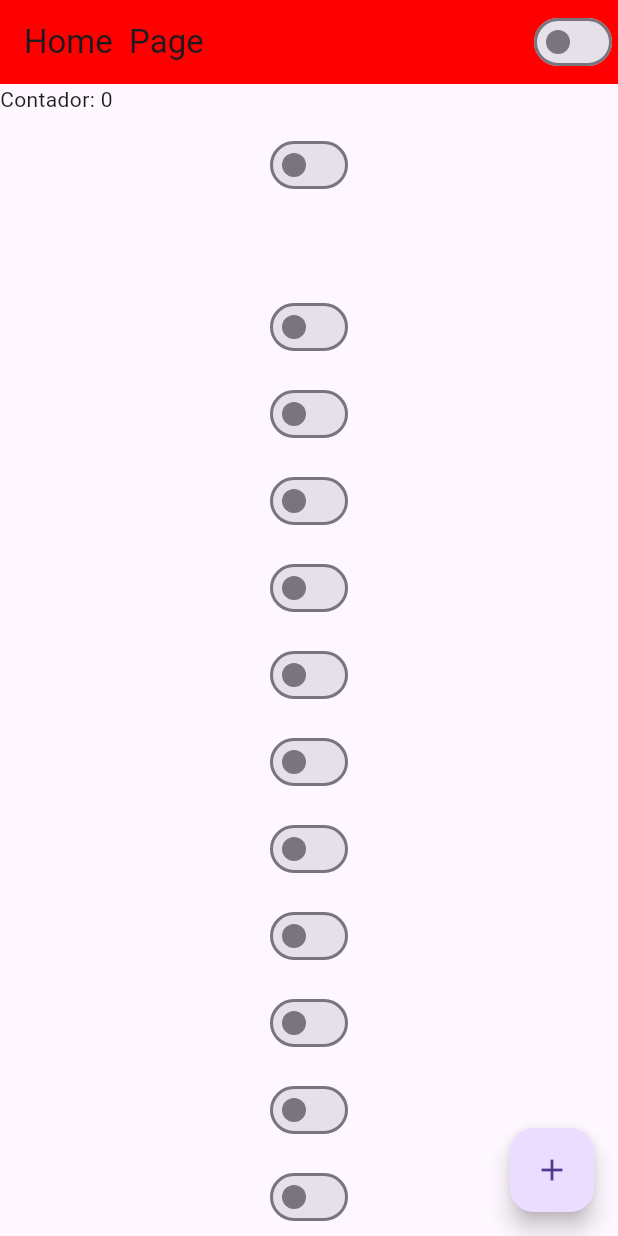
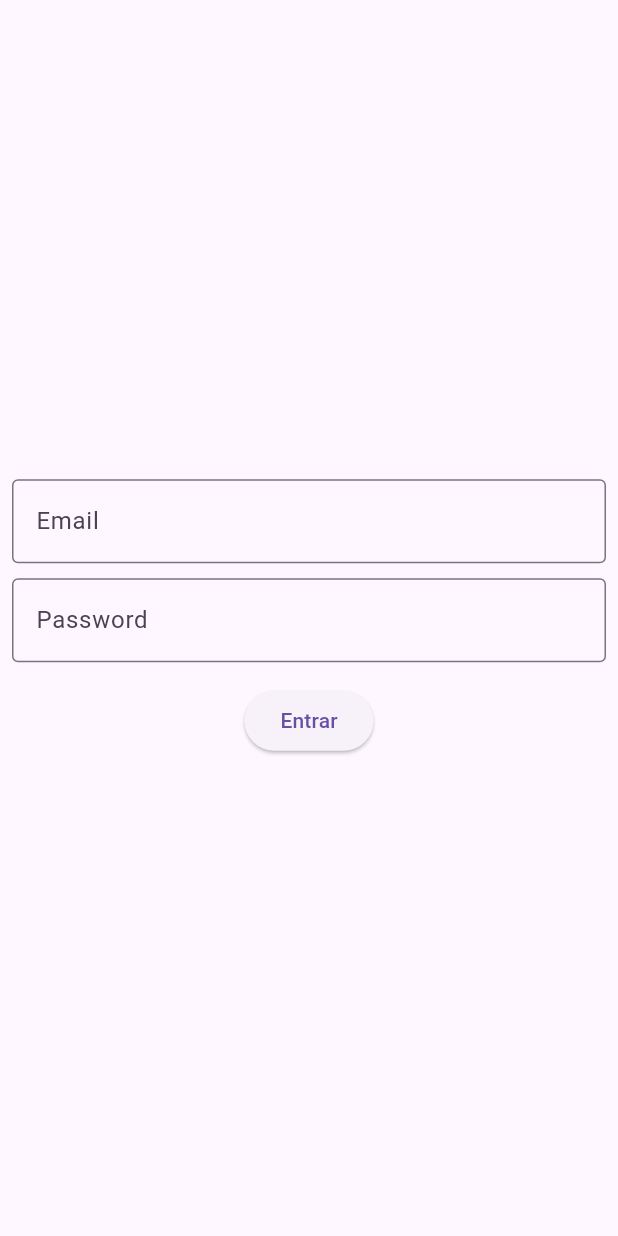
Before and after one commit to rhayonne/flutter_studies, a Flutter app: the screen it shows after launch, on a phone screen of 412 x 824 dp. Run offline on Flutter 3.47's test engine with Material 3 defaults, Android fonts, the phone set to English and light mode, and no system bars.

Commit message:
Tela de login com scaffold

```diff
--- a/hello_word/lib/app_widget.dart
+++ b/hello_word/lib/app_widget.dart
@@ -1,6 +1,6 @@
 import 'package:flutter/material.dart';
 import 'package:hello_word/app_controller.dart';
-import 'package:hello_word/home_page.dart';
+import 'package:hello_word/login_page.dart';
 
 class AppWidget extends StatelessWidget {
   const AppWidget({super.key});
@@ -17,7 +17,7 @@ class AppWidget extends StatelessWidget {
                 ? Brightness.dark
                 : Brightness.light,
           ),
-          home: HomePage(),
+          home: LoginPage(),
         );
       },
     );
--- a/hello_word/lib/home_page.dart
+++ b/hello_word/lib/home_page.dart
@@ -24,82 +24,13 @@ class HomePageStates extends State<HomePage> {
       body: Container(
         width: double.infinity,
         height: double.infinity,
-        child: ListView(
-          scrollDirection: Axis.vertical,
-          // mainAxisAlignment: MainAxisAlignment.center,
+        child: Column(
+          mainAxisAlignment: MainAxisAlignment.center,
           children: [
             Text('Contador: $counter'),
             Container(height: 10),
             CustomSwitcher(),
             Container(height: 50),
-            Container(height: 10),
-            CustomSwitcher(),
-            Container(height: 10),
-            CustomSwitcher(),
-            Container(height: 10),
-            CustomSwitcher(),
-            Container(height: 10),
-            CustomSwitcher(),
-            Container(height: 10),
-            CustomSwitcher(),
-            Container(height: 10),
-            CustomSwitcher(),
-            Container(height: 10),
-            CustomSwitcher(),
-            Container(height: 10),
-            CustomSwitcher(),
-            Container(height: 10),
-            CustomSwitcher(),
-            Container(height: 10),
-            CustomSwitcher(),
-            Container(height: 10),
-            CustomSwitcher(),
-            Container(height: 10),
-            CustomSwitcher(),
-            Container(height: 10),
-            CustomSwitcher(),
-            Container(height: 10),
-            CustomSwitcher(),
-            Container(height: 10),
-            CustomSwitcher(),
-            Container(height: 10),
-            CustomSwitcher(),
-            Container(height: 10),
-            CustomSwitcher(),
-            Container(height: 10),
-            CustomSwitcher(),
-            Container(height: 10),
-            CustomSwitcher(),
-            Container(height: 10),
-            CustomSwitcher(),
-            Container(height: 10),
-            CustomSwitcher(),
-            Container(height: 10),
-            CustomSwitcher(),
-            Container(height: 10),
-            CustomSwitcher(),
-            Container(height: 10),
-            CustomSwitcher(),
-            Container(height: 10),
-            CustomSwitcher(),
-            Container(height: 10),
-            CustomSwitcher(),
-            Container(height: 10),
-            CustomSwitcher(),
-            Container(height: 10),
-            CustomSwitcher(),
-            Container(height: 10),
-            CustomSwitcher(),
-            Container(height: 10),
-            CustomSwitcher(),
-            Container(height: 10),
-            CustomSwitcher(),
-            Container(height: 10),
-            CustomSwitcher(),
-            Container(height: 10),
-            CustomSwitcher(),
-            Container(height: 10),
-            CustomSwitcher(),
             Row(
               mainAxisAlignment: MainAxisAlignment.spaceAround,
               crossAxisAlignment: CrossAxisAlignment.center,
--- /dev/null
+++ b/hello_word/lib/login_page.dart
@@ -0,0 +1,69 @@
+import 'package:flutter/material.dart';
+
+class LoginPage extends StatefulWidget {
+  const LoginPage({super.key});
+
+  @override
+  State<LoginPage> createState() => _LoginPageState();
+}
+
+class _LoginPageState extends State<LoginPage> {
+  String email = '';
+  String password = '';
+  @override
+  Widget build(BuildContext context) {
+    return Scaffold(
+      // Para que o teclado na tela nao corte o botao, devemos usar o SingleChildScrollView, se nao for possivel usar o listview. ## importante, usar o Scaffold
+      // como é nesse caso que nao é uma lista mas sim uma simples pagina de login
+      body: SingleChildScrollView(
+        child: SizedBox(
+          // quando usamos o SingleChildScrollView, nao podemos usar double.infinity no width entao, usamos o context
+          width: MediaQuery.of(
+            context,
+          ).size.width, //ele esta buscando no contexto o tamanho da tela
+          height: MediaQuery.of(context).size.height,
+          child: Padding(
+            padding: const EdgeInsets.all(8.0),
+            child: Column(
+              mainAxisAlignment: MainAxisAlignment.center,
+              children: [
+                TextField(
+                  onChanged: (value) {
+                    email = value;
+                  },
+                  keyboardType: TextInputType.emailAddress,
+                  decoration: InputDecoration(
+                    labelText: 'Email',
+                    border: OutlineInputBorder(),
+                  ),
+                ),
+                SizedBox(height: 10),
+                TextField(
+                  onChanged: (value) {
+                    password = value;
+                  },
+                  obscureText: true,
+                  decoration: InputDecoration(
+                    labelText: 'Password',
+                    border: OutlineInputBorder(),
+                  ),
+                ),
+                SizedBox(height: 15),
+                ElevatedButton(
+                  onPressed: () {
+                    if (email == 'a@a.com' && password == '123') {
+                      print('Correto');
+                    } else {
+                      print('Login ou senha errados');
+                    }
+                  },
+                  child: Text('Entrar'),
+                ),
+              ],
+            ),
+          ),
+        ),
+      ),
+    );
+  }
+}
```
